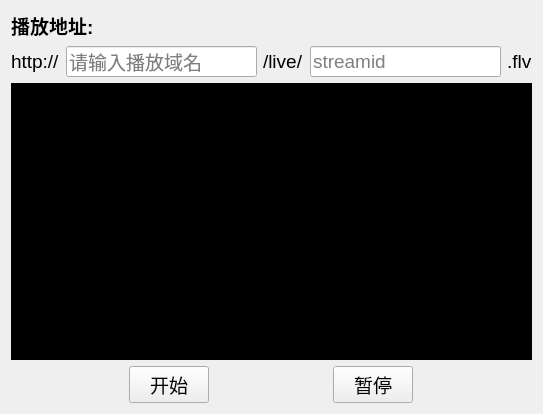
Above: Windows/QTDemo/src/TestCDNPlayer/TestCdnPlayerDialog.ui from tencentyun/TRTCSDK before the change. Below: the same form after it.
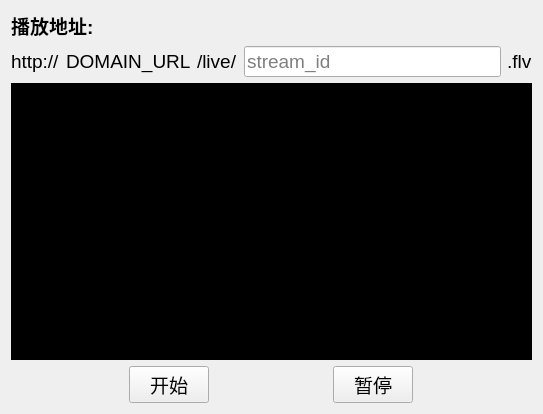
That is the form after the change.

The edit to the form file:
```diff
--- a/Windows/QTDemo/src/TestCDNPlayer/TestCdnPlayerDialog.ui
+++ b/Windows/QTDemo/src/TestCDNPlayer/TestCdnPlayerDialog.ui
@@ -43,14 +43,14 @@
       </widget>
      </item>
      <item>
-      <widget class="QLineEdit" name="lineEtDomain">
+      <widget class="QLabel" name="domain_label">
        <property name="font">
         <font>
          <pointsize>14</pointsize>
         </font>
        </property>
-       <property name="placeholderText">
-        <string>请输入播放域名</string>
+       <property name="text">
+        <string notr="true">DOMAIN_URL</string>
        </property>
       </widget>
      </item>
@@ -73,8 +73,11 @@
          <pointsize>14</pointsize>
         </font>
        </property>
+       <property name="text">
+        <string notr="true"/>
+       </property>
        <property name="placeholderText">
-        <string>streamid</string>
+        <string>stream_id</string>
        </property>
       </widget>
      </item>
```
